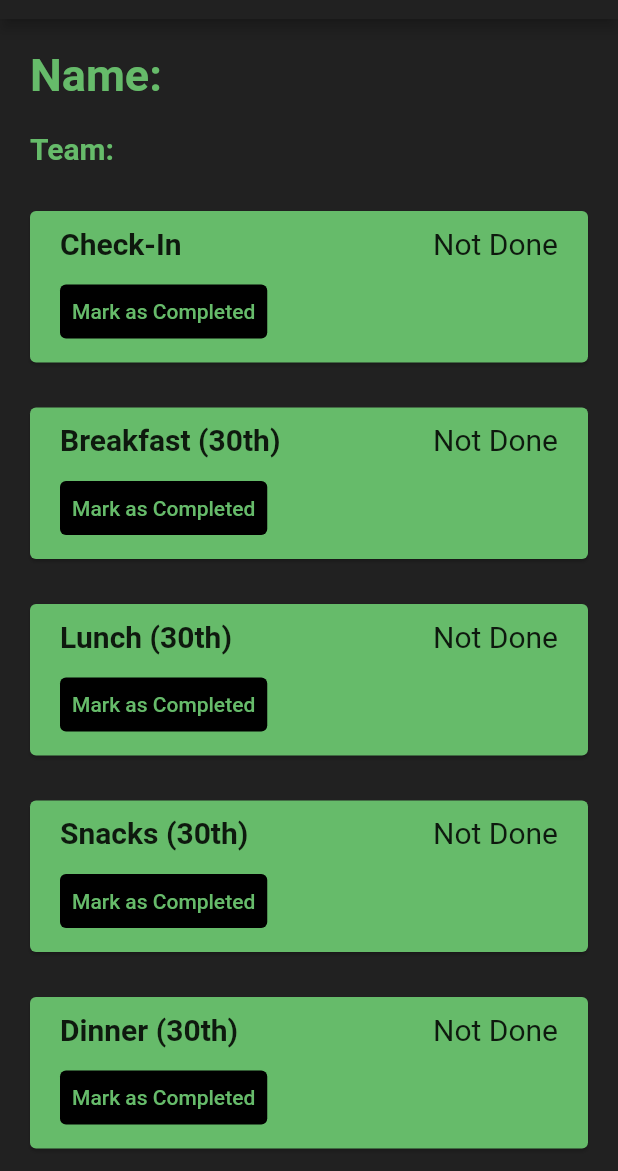
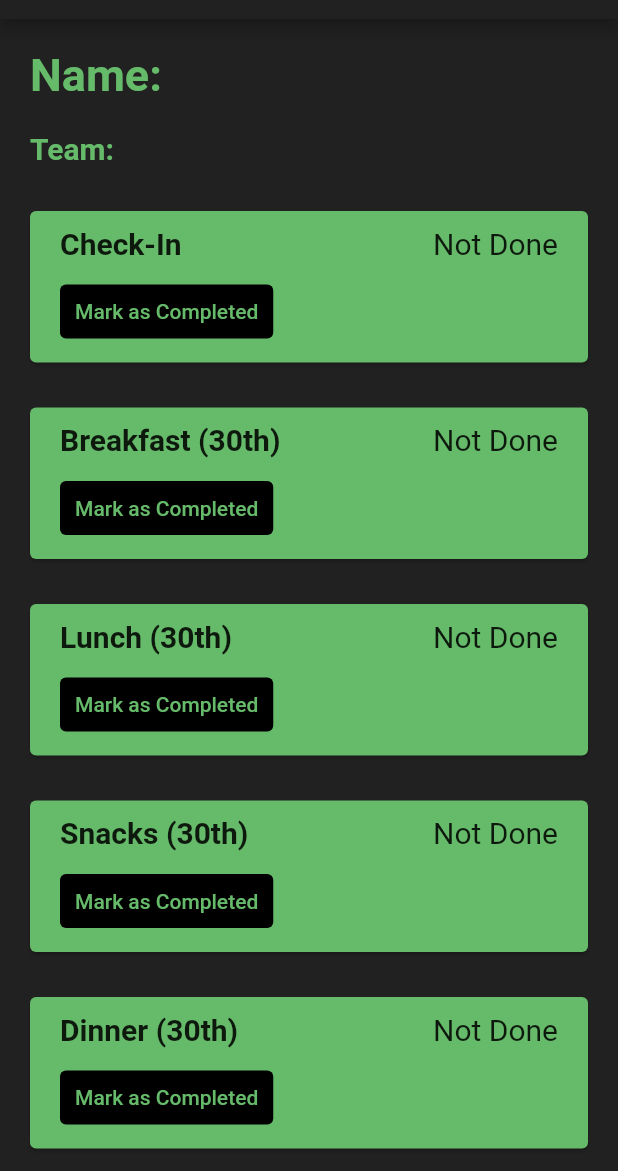
Before and after one commit to PES-Innovation-Lab/HashCode-QR, a Flutter app: the Status screen opened directly with empty values, on a phone screen of 412 x 824 dp, the part 65-1236 px from its top. Run offline on Flutter 3.47's test engine with Material 2 defaults, Android fonts, the phone set to English and light mode, and no system bars; our stand-ins replace cloud_firestore, firebase_core; missing offline and left inert: qr_code_scanner; accounts and stored records are empty.

Commit message:
made some more changes

```diff
--- a/lib/pages/home.dart
+++ b/lib/pages/home.dart
@@ -58,13 +58,15 @@ class _HomeState extends State<Home> {
       backgroundColor: Colors.grey[900],
       body: Container(
         alignment: Alignment.center,
-        child: ListView(
+        child: Column(
+          mainAxisAlignment: MainAxisAlignment.spaceEvenly,
           children: <Widget>[
             Container(
               height: 500,
                 width: 500,
                 child: buildQrView(context),
             ),
+            SizedBox(height: 50,),
             Center(
               child: Container(
                 padding: EdgeInsets.fromLTRB(0, 20, 0, 0),
--- a/lib/widgets/flash.dart
+++ b/lib/widgets/flash.dart
@@ -24,6 +24,7 @@ class _FlashState extends State<Flash> {
     return Container(
       color: Colors.green[400],
       child: IconButton(
+        padding: EdgeInsets.all(10),
         icon: flashIcon,
         color: Colors.black,
         onPressed: () async {
--- a/lib/widgets/status_card.dart
+++ b/lib/widgets/status_card.dart
@@ -105,9 +105,10 @@ class _StatusCardState extends State<StatusCard> {
                           color: Colors.green[400]
                         ),
                       ),
-                      style: TextButton.styleFrom(
-                        backgroundColor: Colors.black
-                      ),
+                      style: ButtonStyle(
+                        backgroundColor: MaterialStateProperty.all(Colors.black),
+                        padding: MaterialStateProperty.all(EdgeInsets.all(10)),
+                      )
                     )
                   ],
                 ),
```
